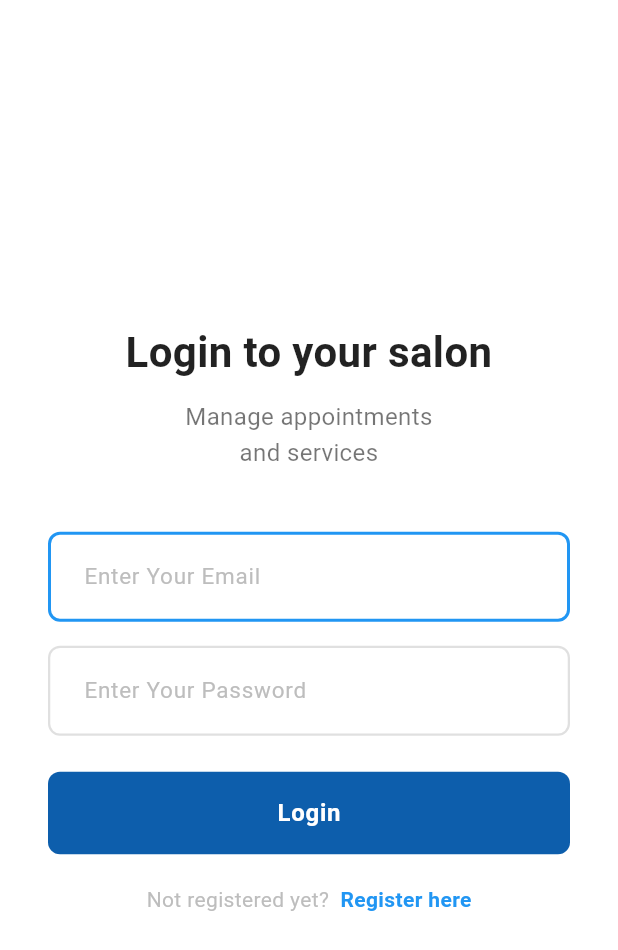
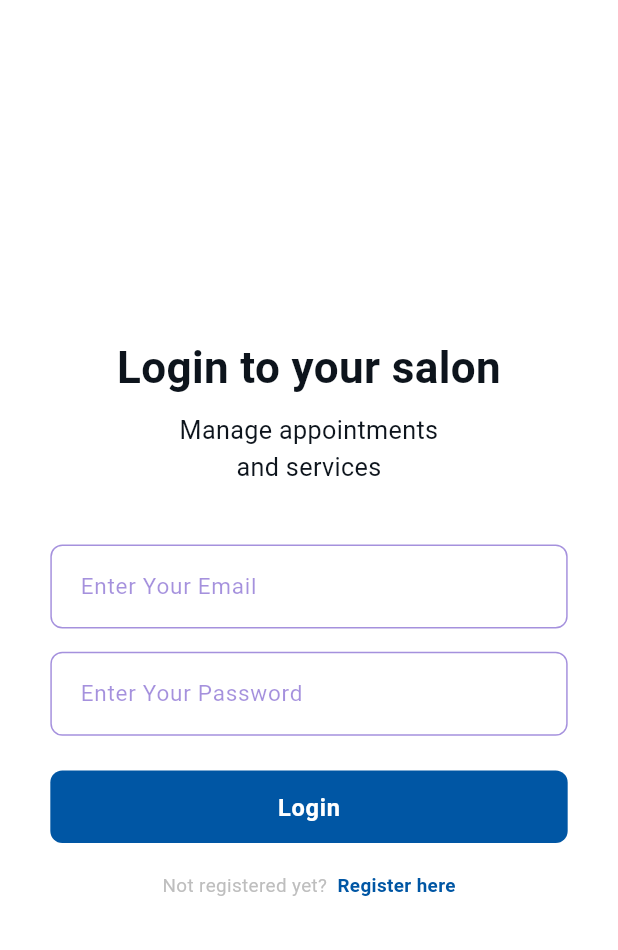
Before and after one commit to Saloon-Booking-System-SLT/Owner-Mobile-App, a Flutter app: the screen it shows after launch, after a tap on "Get started", on a phone screen of 412 x 824 dp. Shown: the top 950 px of the screen. Run offline on Flutter 3.47's test engine with Material 3 defaults, Android fonts, the phone set to English and light mode, and no system bars; our stand-ins replace image_picker, table_calendar.

Commit message:
Add Colors and modified the login screen.

```diff
--- a/lib/presentation/screens/auth/login.dart
+++ b/lib/presentation/screens/auth/login.dart
@@ -1,6 +1,13 @@
 import 'package:flutter/material.dart';
+import 'package:salon_slt/core/responsive/extensions.dart';
+import 'package:salon_slt/core/theme/colors.dart';
 import 'package:salon_slt/presentation/screens/auth/register.dart';
 import 'package:salon_slt/presentation/screens/home/dashboardscreen.dart';
+import '../../../core/responsive/app_size.dart';
+import '../../../core/responsive/size_config.dart';
+import '../../../core/responsive/spacing.dart';
+import '../../widgets/common/common_button.dart';
+import '../../widgets/common/common_text_field.dart';
 
 class LoginScreen extends StatefulWidget {
   const LoginScreen({super.key});
@@ -22,107 +29,67 @@ class _LoginScreenState extends State<LoginScreen> {
   }
 
   void _handleLogin() {
-    Navigator.push(
-      context,
-      MaterialPageRoute(
-        builder: (context) => const DashboardScreen(),
-      ),
-    );
+    if (_formKey.currentState!.validate()) {
+      Navigator.push(
+        context,
+        MaterialPageRoute(builder: (context) => const DashboardScreen()),
+      );
+    }
   }
 
   void _handleRegister() {
     Navigator.push(
       context,
-      MaterialPageRoute(
-        builder: (context) => const RegisterScreen(),
-      ),
+      MaterialPageRoute(builder: (context) => const RegisterScreen()),
     );
   }
 
   @override
   Widget build(BuildContext context) {
+    // Initialize size config
+    SizeConfig.init(context);
+
     return Scaffold(
-      backgroundColor: Colors.white,
+      backgroundColor: AppColors.white,
       body: SafeArea(
         child: Center(
           child: SingleChildScrollView(
             child: Padding(
-              padding: const EdgeInsets.symmetric(horizontal: 32.0),
+              padding: EdgeInsets.symmetric(horizontal: Spacing.xl.w),
               child: Form(
                 key: _formKey,
                 child: Column(
                   mainAxisAlignment: MainAxisAlignment.center,
                   crossAxisAlignment: CrossAxisAlignment.stretch,
                   children: [
-                    // Title
-                    const Text(
+                    Text(
                       'Login to your salon',
                       style: TextStyle(
-                        fontSize: 28,
-                        fontWeight: FontWeight.bold,
-                        color: Colors.black87,
+                        fontSize: 28.sp,
+                        fontWeight: FontWeight.w700,
+                        color: AppColors.textPrimary,
                       ),
                       textAlign: TextAlign.center,
                     ),
-                    const SizedBox(height: 12),
+                    SizedBox(height: Spacing.sm.h),
 
-                    // Subtitle
-                    const Text(
+                    Text(
                       'Manage appointments\nand services',
                       style: TextStyle(
-                        fontSize: 16,
-                        color: Colors.black54,
+                        fontSize: 16.sp,
+                        color: AppColors.textPrimary,
                         height: 1.5,
                       ),
                       textAlign: TextAlign.center,
                     ),
-                    const SizedBox(height: 40),
+                    SizedBox(height: 40.h),
 
-                    // Email TextField
-                    TextFormField(
+                    CustomTextField(
                       controller: _emailController,
+                      hintText: 'Enter Your Email',
+                      hintTextColor: AppColors.textPlaceholder,
                       keyboardType: TextInputType.emailAddress,
-                      decoration: InputDecoration(
-                        hintText: 'Enter Your Email',
-                        hintStyle: TextStyle(
-                          color: Colors.grey[400],
-                          fontSize: 15,
-                        ),
-                        filled: true,
-                        fillColor: Colors.white,
-                        contentPadding: const EdgeInsets.symmetric(
-                          horizontal: 20,
-                          vertical: 18,
-                        ),
-                        enabledBorder: OutlineInputBorder(
-                          borderRadius: BorderRadius.circular(8),
-                          borderSide: const BorderSide(
-                            color: Color(0xFF2196F3),
-                            width: 2,
-                          ),
-                        ),
-                        focusedBorder: OutlineInputBorder(
-                          borderRadius: BorderRadius.circular(8),
-                          borderSide: const BorderSide(
-                            color: Color(0xFF2196F3),
-                            width: 2,
-                          ),
-                        ),
-                        errorBorder: OutlineInputBorder(
-                          borderRadius: BorderRadius.circular(8),
-                          borderSide: const BorderSide(
-                            color: Colors.red,
-                            width: 2,
-                          ),
-                        ),
-                        focusedErrorBorder: OutlineInputBorder(
-                          borderRadius: BorderRadius.circular(8),
-                          borderSide: const BorderSide(
-                            color: Colors.red,
-                            width: 2,
-                          ),
-                        ),
-                      ),
+                      borderColor: AppColors.placeholderBorder,
                       validator: (value) {
                         if (value == null || value.isEmpty) {
                           return 'Please enter your email';
@@ -133,53 +100,14 @@ class _LoginScreenState extends State<LoginScreen> {
                         return null;
                       },
                     ),
-                    const SizedBox(height: 16),
+                    SizedBox(height: Spacing.md.h),
 
-                    // Password TextField
-                    TextFormField(
+                    CustomTextField(
                       controller: _passwordController,
-                      obscureText: true,
-                      decoration: InputDecoration(
-                        hintText: 'Enter Your Password',
-                        hintStyle: TextStyle(
-                          color: Colors.grey[400],
-                          fontSize: 15,
-                        ),
-                        filled: true,
-                        fillColor: Colors.white,
-                        contentPadding: const EdgeInsets.symmetric(
-                          horizontal: 20,
-                          vertical: 18,
-                        ),
-                        enabledBorder: OutlineInputBorder(
-                          borderRadius: BorderRadius.circular(8),
-                          borderSide: BorderSide(
-                            color: Colors.grey[300]!,
-                            width: 1.5,
-                          ),
-                        ),
-                        focusedBorder: OutlineInputBorder(
-                          borderRadius: BorderRadius.circular(8),
-                          borderSide: const BorderSide(
-                            color: Color(0xFF2196F3),
-                            width: 2,
-                          ),
-                        ),
-                        errorBorder: OutlineInputBorder(
-                          borderRadius: BorderRadius.circular(8),
-                          borderSide: const BorderSide(
-                            color: Colors.red,
-                            width: 2,
-                          ),
-                        ),
-                        focusedErrorBorder: OutlineInputBorder(
-                          borderRadius: BorderRadius.circular(8),
-                          borderSide: const BorderSide(
-                            color: Colors.red,
-                            width: 2,
-                          ),
-                        ),
-                      ),
+                      hintText: 'Enter Your Password',
+                      hintTextColor: AppColors.textPlaceholder,
+                      keyboardType: TextInputType.visiblePassword,
+                      borderColor: AppColors.placeholderBorder,
                       validator: (value) {
                         if (value == null || value.isEmpty) {
                           return 'Please enter your password';
@@ -190,50 +118,43 @@ class _LoginScreenState extends State<LoginScreen> {
                         return null;
                       },
                     ),
-                    const SizedBox(height: 24),
+                    SizedBox(height: Spacing.lg.h),
 
-                    // Login Button
-                    ElevatedButton(
+                    CustomButton(
                       onPressed: _handleLogin,
-                      style: ElevatedButton.styleFrom(
-                        backgroundColor: const Color(0xFF0D5EAC),
-                        foregroundColor: Colors.white,
-                        padding: const EdgeInsets.symmetric(vertical: 16),
-                        shape: RoundedRectangleBorder(
-                          borderRadius: BorderRadius.circular(8),
-                        ),
-                        elevation: 0,
-                      ),
-                      child: const Text(
+                      backgroundColor: AppColors.buttonPrimary,
+                      width: double.infinity,
+                      height: AppSizes.inputHeight,
+                      child: Text(
                         'Login',
                         style: TextStyle(
-                          fontSize: 16,
-                          fontWeight: FontWeight.w600,
+                          fontSize: 15.sp,
+                          fontWeight: FontWeight.w700,
                           letterSpacing: 0.5,
+                          color: AppColors.white,
                         ),
                       ),
                     ),
-                    const SizedBox(height: 20),
+                    SizedBox(height: 20.h),
 
-                    // Register Link
                     Row(
                       mainAxisAlignment: MainAxisAlignment.center,
                       children: [
                         Text(
                           'Not registered yet?  ',
                           style: TextStyle(
-                            color: Colors.grey[400],
-                            fontSize: 14,
+                            color: AppColors.gray50,
+                            fontSize: 12.sp,
                           ),
                         ),
                         GestureDetector(
                           onTap: _handleRegister,
-                          child: const Text(
+                          child: Text(
                             'Register here',
                             style: TextStyle(
-                              color: Color(0xFF2196F3),
-                              fontSize: 14,
-                              fontWeight: FontWeight.w600,
+                              color: AppColors.textBlue,
+                              fontSize: 12.sp,
+                              fontWeight: FontWeight.w700,
                             ),
                           ),
                         ),
```
